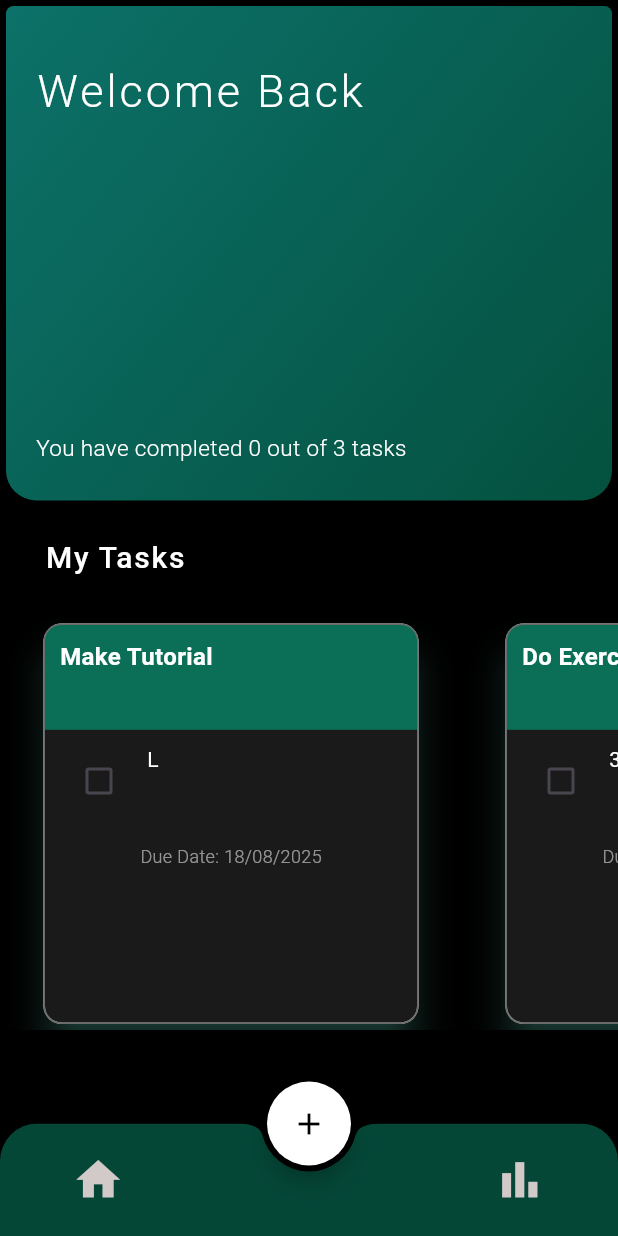
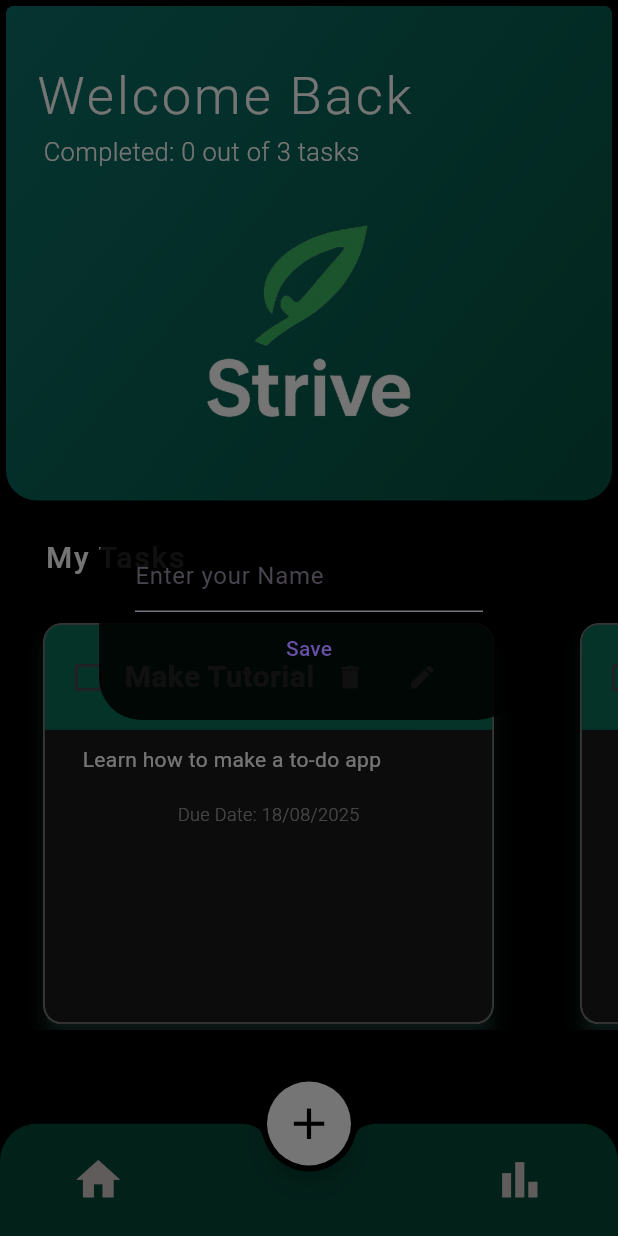
Before and after one commit to TsalemisIasonas/Assignments, a Flutter app: the screen it shows after launch, on a phone screen of 412 x 824 dp. Run offline on Flutter 3.47's test engine with Material 3 defaults, Android fonts, the phone set to English and light mode, and no system bars; drawn by our look-alikes of flutter_slidable; our stand-ins replace fl_chart, hive_flutter; accounts and stored records are empty.

Commit message:
issues resolved

```diff
--- a/lib/data/database.dart
+++ b/lib/data/database.dart
@@ -2,6 +2,7 @@ import 'package:hive_flutter/hive_flutter.dart';
 
 class ToDoDataBase {
   List toDoList = [];
+  String? userName;
 
   // reference our box
   final _myBox = Hive.box('mybox');
@@ -32,10 +33,16 @@ class ToDoDataBase {
         return task; // already in new format
       }
     }).toList();
+
+    //final userName = _myBox.get('USERNAME');
   }
 
   // update the database
   void updateDataBase() {
     _myBox.put("TODOLIST", toDoList);
   }
+
+  void storeName(){
+    _myBox.put("USERNAME", userName);
+  }
 }
--- a/lib/pages/home_page.dart
+++ b/lib/pages/home_page.dart
@@ -1,3 +1,4 @@
+import 'package:assignments/util/username_dialog_box.dart';
 import 'package:assignments/widgets/my_chart.dart';
 import 'package:assignments/widgets/tiles_layout.dart';
 import 'package:flutter/material.dart';
@@ -24,13 +25,30 @@ class _HomePageState extends State<HomePage> {
   String _newContent = '';
   DateTime? _newDateTime;
 
+  final TextEditingController userNameController = TextEditingController();
+
   @override
   void initState() {
     super.initState();
+
     if (_myBox.get("TODOLIST") == null) {
       db.createInitialData();
     } else {
       db.loadData();
+    }
+
+    if (_myBox.get("USERNAME") == null) {
+      WidgetsBinding.instance.addPostFrameCallback((_) {
+        showDialog(
+          context: context,
+          builder: (context) {
+            return UsernameDialogBox(
+              db: db,
+              userNameController: userNameController,
+            );
+          },
+        );
+      });
     }
   }
 
@@ -76,11 +94,42 @@ class _HomePageState extends State<HomePage> {
     db.updateDataBase();
   }
 
+  void editTask(int index) {
+    String editedTitle = db.toDoList[index][0];
+    String editedContent = db.toDoList[index][1];
+    DateTime? editedDateTime = db.toDoList[index][2];
+
+    showDialog(
+      context: context,
+      builder: (context) {
+        return DialogBox(
+          initialTitle: editedTitle,
+          initialContent: editedContent,
+          initialDateTime: editedDateTime,
+          onChangedTitle: (value) => editedTitle = value,
+          onChangedContent: (value) => editedContent = value,
+          onDateTimePicked: (dateTime) => editedDateTime = dateTime,
+          onSave: () {
+            setState(() {
+              db.toDoList[index][0] = editedTitle;
+              db.toDoList[index][1] = editedContent;
+              db.toDoList[index][2] = editedDateTime ?? DateTime.now();
+            });
+            db.updateDataBase();
+            Navigator.of(context).pop();
+          },
+          onCancel: () => Navigator.of(context).pop(),
+        );
+      },
+    );
+  }
+
   Widget buildTasksLayout() {
     return TilesLayout(
       db: db,
       onChanged: checkBoxChanged,
       onDelete: deleteTask,
+      onEdit: editTask,
     );
   }
 
@@ -91,14 +140,19 @@ class _HomePageState extends State<HomePage> {
   @override
   Widget build(BuildContext context) {
     return Scaffold(
+      resizeToAvoidBottomInset: false,
       extendBodyBehindAppBar: true,
       backgroundColor: backgroundColor,
-      floatingActionButtonLocation: FloatingActionButtonLocation.miniCenterDocked,
+      floatingActionButtonLocation: FloatingActionButtonLocation.centerDocked,
       floatingActionButton: FloatingActionButton(
         shape: const CircleBorder(),
         onPressed: createNewTask,
         backgroundColor: Colors.white,
-        child: const Icon(Icons.add, color: Colors.black),
+        child: const Icon(
+          Icons.add,
+          color: Colors.black,
+          size: 35,
+        ),
       ),
       appBar: AppBar(
         backgroundColor: Colors.transparent,
@@ -130,30 +184,38 @@ class _HomePageState extends State<HomePage> {
               child: Column(
                 crossAxisAlignment: CrossAxisAlignment.start,
                 children: [
-                   Padding(
+                  Padding(
                     padding: const EdgeInsets.only(left: 20.0, top: 35.0),
                     child: Text(
-                      "Welcome Back",
+                      db.userName != null
+                      ?"Welcome Back, ${db.userName}"
+                      : "Welcome Back",
                       style: TextStyle(
                         color: textColor,
                         letterSpacing: 2,
-                        fontSize: 30,
+                        fontSize: 35,
                         fontWeight: FontWeight.w300,
                       ),
                     ),
                   ),
-                  SizedBox(height: MediaQuery.of(context).size.height * 0.25),
                   Padding(
-                    padding: const EdgeInsets.only(left: 20.0),
+                    padding: const EdgeInsets.only(left: 25.0),
                     child: Text(
-                      "You have completed ${db.toDoList.where((task) => task.length > 3 && task[3] == true).length} "
-                      "out of ${db.toDoList.length} tasks",
+                      db.toDoList.isNotEmpty
+                          ? "Completed: ${db.toDoList.where((task) => task.length > 3 && task[3] == true).length} "
+                              "out of ${db.toDoList.length} tasks"
+                          : "You haven't set any tasks",
                       style: TextStyle(
                         color: textColor,
-                        fontSize: 15,
+                        fontSize: 17,
                         fontWeight: FontWeight.w300,
                       ),
                     ),
+                  ),
+                  SizedBox(
+                    height: MediaQuery.of(context).size.height * 0.25,
+                    child: Center(
+                        child: Image.asset('assets/transparent_logo.png')),
                   ),
                 ],
               ),
@@ -204,11 +266,7 @@ class _HomePageState extends State<HomePage> {
                     _selectedIndex = 0;
                   });
                 },
-                icon: Icon(
-                  Icons.home,
-                  size: 35,
-                  color: navbarIconColor
-                ),
+                icon: Icon(Icons.home, size: 35, color: navbarIconColor),
               ),
               const Spacer(),
               IconButton(
--- a/lib/util/todo_tile.dart
+++ b/lib/util/todo_tile.dart
@@ -1,6 +1,5 @@
 import 'package:assignments/constants/colors.dart';
 import 'package:flutter/material.dart';
-import 'package:flutter_slidable/flutter_slidable.dart';
 
 class ToDoTile extends StatelessWidget {
   final String taskTitle;
@@ -8,17 +7,18 @@ class ToDoTile extends StatelessWidget {
   final DateTime taskDateTime;
   final bool taskCompleted;
   final Function(bool?)? onChanged;
-  final Function(BuildContext)? deleteFunction;
+  final VoidCallback deleteFunction;
+  final VoidCallback editFunction;
 
-  const ToDoTile({
-    super.key,
+  const ToDoTile(
+      {super.key,
       required this.taskTitle,
       required this.taskContent,
       required this.taskDateTime,
       required this.taskCompleted,
       required this.onChanged,
       required this.deleteFunction,
-  });
+      required this.editFunction});
 
   @override
   Widget build(BuildContext context) {
@@ -26,7 +26,7 @@ class ToDoTile extends StatelessWidget {
       padding: const EdgeInsets.only(left: 25.0, right: 25, top: 25),
       child: Card(
         shadowColor: shadowColor,
-        elevation: 10,
+        elevation: 5,
         shape: RoundedRectangleBorder(
           borderRadius: BorderRadius.circular(12),
           side: const BorderSide(color: Color.fromARGB(255, 108, 107, 107)),
@@ -34,7 +34,7 @@ class ToDoTile extends StatelessWidget {
         child: ClipRRect(
           borderRadius: BorderRadius.circular(12),
           child: Container(
-            width: 250,  // FIX: set fixed width to avoid infinite width error
+            width: 300, // FIX: set fixed width to avoid infinite width error
             decoration: BoxDecoration(
               color: tileBackgroundColor,
               borderRadius: BorderRadius.circular(12),
@@ -44,42 +44,13 @@ class ToDoTile extends StatelessWidget {
               ),
             ),
             child: Column(
-              crossAxisAlignment: CrossAxisAlignment.stretch,
+              crossAxisAlignment: CrossAxisAlignment.start,
               children: [
-                // Blue title bar on top
                 Container(
                   height: 70,
-                  padding: const EdgeInsets.all(10),
+                  padding: const EdgeInsets.all(5),
                   color: tileHeaderColor,
-                  child: Text(
-                    taskTitle[0].toUpperCase() + taskTitle.substring(1),
-                    style: TextStyle(
-                      color: textColor,
-                      fontWeight: FontWeight.w600,
-                      fontSize: 16,
-                    ),
-                  ),
-                ),
-
-                // Slidable content area
-                Slidable(
-                  endActionPane: ActionPane(
-                    motion: const StretchMotion(),
-                    children: [
-                      SlidableAction(
-                        onPressed: deleteFunction,
-                        icon: Icons.delete,
-                        backgroundColor: tileBackgroundColor,
-                        foregroundColor: Colors.red,
-                      ),
-                    ],
-                  ),
-                  child: Container(
-                    padding:
-                        const EdgeInsets.symmetric(horizontal: 12, vertical: 10),
-                    color: tileBackgroundColor,
                   child: Row(
-                      crossAxisAlignment: CrossAxisAlignment.start,
                     children: [
                       Checkbox(
                         value: taskCompleted,
@@ -87,10 +58,43 @@ class ToDoTile extends StatelessWidget {
                         activeColor: Colors.white,
                         checkColor: Colors.black,
                       ),
-                        const SizedBox(width: 8),
-                        Expanded(
+                      Flexible(
                         child: Text(
-                            taskContent[0] ,
+                          overflow: TextOverflow.ellipsis,
+                          maxLines: 1,
+                          taskTitle[0].toUpperCase() + taskTitle.substring(1),
+                          style: TextStyle(
+                            color: textColor,
+                            fontWeight: FontWeight.w600,
+                            fontSize: 20,
+                          ),
+                        ),
+                      ),
+                      IconButton(
+                        padding: EdgeInsets.zero,
+                        onPressed: deleteFunction,
+                        icon: const Icon(Icons.delete,
+                            color: Colors.white, size: 20),
+                      ),
+                      IconButton(
+                        padding: EdgeInsets.zero,
+                        onPressed: editFunction,
+                        icon: const Icon(Icons.edit,
+                            color: Colors.white, size: 20),
+                      ),
+                    ],
+                  ),
+                ),
+                Container(
+                  padding:
+                      const EdgeInsets.symmetric(horizontal: 25, vertical: 10),
+                  color: tileBackgroundColor,
+                  child: Expanded(
+                    child: Text(
+                      overflow: TextOverflow.ellipsis,
+                      taskContent.isNotEmpty
+                          ? taskContent[0] + taskContent.substring(1)
+                          : 'No content to show',
                       style: TextStyle(
                         color: textColor,
                         fontWeight: FontWeight.w400,
@@ -98,9 +102,6 @@ class ToDoTile extends StatelessWidget {
                             ? TextDecoration.lineThrough
                             : TextDecoration.none,
                       ),
-                          ),
-                        ),
-                      ],
                     ),
                   ),
                 ),
@@ -111,8 +112,8 @@ class ToDoTile extends StatelessWidget {
                   alignment: Alignment.center,
                   child: Text(
                     "Due Date: "
-                    "${taskDateTime.day.toString().padLeft(2,'0')}/"
-                    "${taskDateTime.month.toString().padLeft(2,'0')}/"
+                    "${taskDateTime.day.toString().padLeft(2, '0')}/"
+                    "${taskDateTime.month.toString().padLeft(2, '0')}/"
                     "${taskDateTime.year}",
                     style: const TextStyle(
                       color: Colors.white54,
--- /dev/null
+++ b/lib/util/username_dialog_box.dart
@@ -0,0 +1,36 @@
+import 'package:assignments/data/database.dart';
+import 'package:flutter/material.dart';
+
+class UsernameDialogBox extends StatelessWidget {
+  final ToDoDataBase db;
+  final TextEditingController userNameController;
+
+  const UsernameDialogBox(
+      {super.key, required this.db, required this.userNameController});
+
+  @override
+  Widget build(BuildContext context) {
+    return AlertDialog(
+      backgroundColor: Colors.black87,
+      content: Column(
+        mainAxisSize: MainAxisSize.min,
+        children: [
+          TextField(
+            controller: userNameController,
+            decoration: const InputDecoration(
+              hintText: "Enter your Name",
+            ),
+          ),
+          TextButton(
+            child: const Text("Save"),
+            onPressed: () {
+              db.userName = userNameController.text;
+              db.storeName();
+              Navigator.of(context).pop();
+            },
+          ),
+        ],
+      ),
+    );
+  }
+}
--- a/lib/widgets/tiles_layout.dart
+++ b/lib/widgets/tiles_layout.dart
@@ -1,4 +1,4 @@
-  import 'package:assignments/data/database.dart';
+import 'package:assignments/data/database.dart';
 import 'package:assignments/util/todo_tile.dart';
 import 'package:flutter/material.dart';
 
@@ -7,12 +7,14 @@ class TilesLayout extends StatelessWidget {
 
   final Function(bool?, int) onChanged;
   final Function(int) onDelete;
+  final Function(int) onEdit;
 
   const TilesLayout({
     super.key,
     required this.db,
     required this.onChanged, // Add to constructor
     required this.onDelete, // Add to constructor
+    required this.onEdit
   });
 
   @override
@@ -20,11 +22,11 @@ class TilesLayout extends StatelessWidget {
     return Column(
       crossAxisAlignment: CrossAxisAlignment.start,
       children: [
-        const Padding(
-          padding: EdgeInsets.only(left: 30.0, top: 20.0),
+        Padding(
+          padding: const EdgeInsets.only(left: 30.0, top: 20.0),
           child: Text(
-            "My Tasks",
-            style: TextStyle(
+            db.toDoList.isNotEmpty ? "My Tasks" : "No tasks yet. Add a new task",
+            style: const TextStyle(
               color: Colors.white,
               fontSize: 20,
               fontWeight: FontWeight.w500,
@@ -41,10 +43,11 @@ class TilesLayout extends StatelessWidget {
               return ToDoTile(
                 taskTitle: db.toDoList[index][0],
                 taskContent: db.toDoList[index][1],
-                taskDateTime: db.toDoList[index][2] ?? DateTime.now(),
+                taskDateTime: db.toDoList[index][2], //?? DateTime.now(),
                 taskCompleted: db.toDoList[index][3],
                 onChanged: (value) => onChanged(value, index),
-                deleteFunction: (context) => onDelete(index),
+                deleteFunction: () => onDelete(index),
+                editFunction: () => onEdit(index),
               );
             },
           ),
--- a/pubspec.yaml
+++ b/pubspec.yaml
@@ -66,9 +66,9 @@ flutter:
   uses-material-design: true
 
   # To add assets to your application, add an assets section, like this:
-  # assets:
-  #   - images/a_dot_burr.jpeg
-  #   - images/a_dot_ham.jpeg
+  assets:
+    - assets/strive_logo.png
+    - assets/transparent_logo.png
 
   # An image asset can refer to one or more resolution-specific "variants", see
   # https://flutter.dev/assets-and-images/#resolution-aware
```
Also changed, not shown: lib/util/dialog_box.dart (+58 -28 lines), lib/widgets/my_chart.dart (+6 -6 lines), assets/strive_logo.png (added), assets/transparent_logo.png (added). Lines whose indentation alone changed are shown as unchanged.
